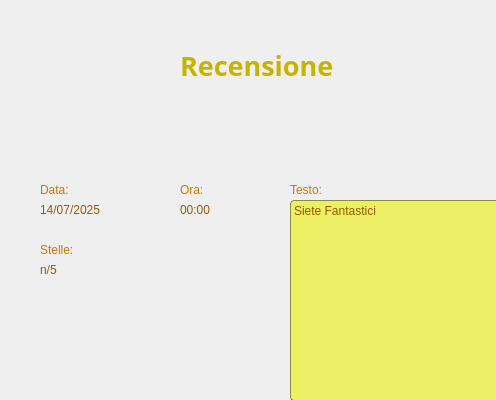
Qt form Viste/VistaVisualizzaRecensioneCliente.ui (GiacomoPrincipi/CineMax) before a commit; both pictures show x 0 to 496 and y 0 to 400 of the 790 by 499 pixel window.
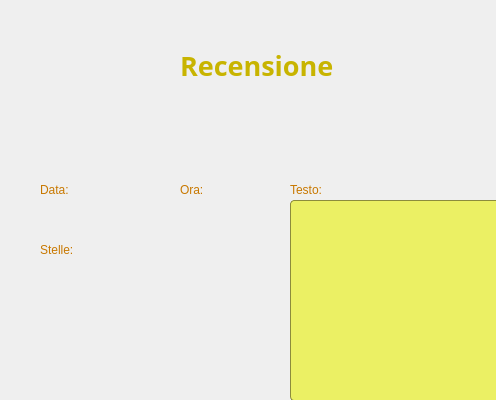
The same form after that commit. Icons and pictures are not drawn. Custom widgets are drawn as their Qt base class.

The edit to the form file:
```diff
--- a/Viste/VistaVisualizzaRecensioneCliente.ui
+++ b/Viste/VistaVisualizzaRecensioneCliente.ui
@@ -124,7 +124,7 @@
 }</string>
    </property>
    <property name="text">
-    <string>14/07/2025</string>
+    <string/>
    </property>
   </widget>
   <widget class="QLabel" name="labelTipo">
@@ -163,7 +163,7 @@
 }</string>
    </property>
    <property name="text">
-    <string>n/5</string>
+    <string/>
    </property>
   </widget>
   <widget class="QLabel" name="labelOra">
@@ -202,7 +202,7 @@
 }</string>
    </property>
    <property name="text">
-    <string>00:00</string>
+    <string/>
    </property>
   </widget>
   <widget class="QLabel" name="labelIndietroButtonCliente">
@@ -284,7 +284,7 @@
 </string>
    </property>
    <property name="text">
-    <string>Siete Fantastici</string>
+    <string/>
    </property>
    <property name="alignment">
     <set>Qt::AlignmentFlag::AlignLeading|Qt::AlignmentFlag::AlignLeft|Qt::AlignmentFlag::AlignTop</set>
@@ -319,6 +319,13 @@
    </property>
   </widget>
  </widget>
+ <customwidgets>
+  <customwidget>
+   <class>ClickableLabel</class>
+   <extends>QLabel</extends>
+   <header>clickablelabel.h</header>
+  </customwidget>
+ </customwidgets>
  <resources/>
  <connections/>
 </ui>
```
Left out of the diff: 16 changed lines with no effect on the pictures.
